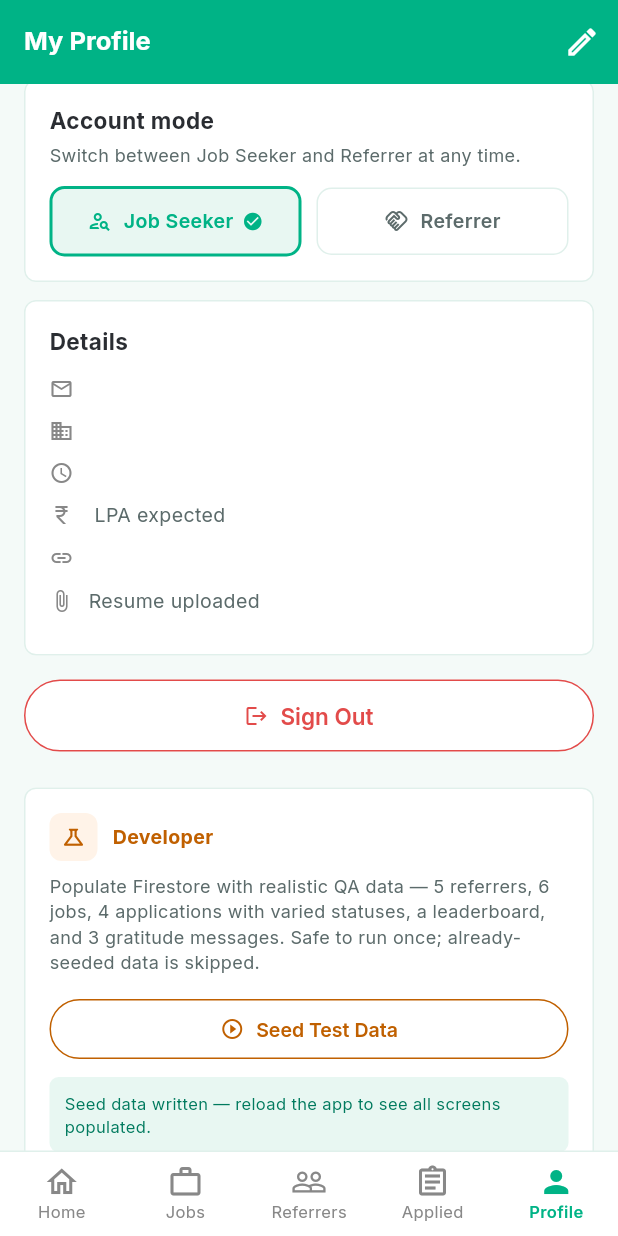
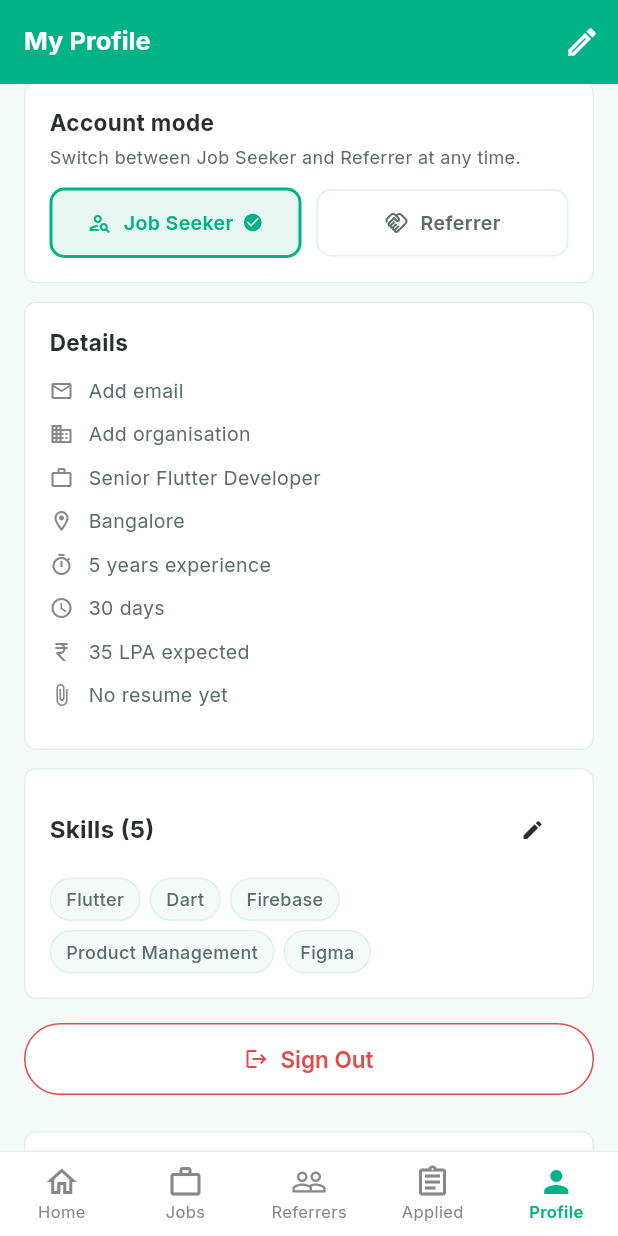
Before and after one commit to kirannarla2716-del/RefSure, a Flutter app: the screen it shows once a user with an empty profile is signed in, item 5 of the bottom bar chosen, scrolled down 243 dp, after a tap on "Seed Test Data", on a phone screen of 412 x 824 dp. Run offline on Flutter 3.47's test engine with Material 3 defaults, Android fonts, the phone set to English and light mode, and no system bars; our stand-ins replace cached_network_image, cloud_firestore, dartz, equatable, file_picker, firebase_auth and 10 more; accounts and stored records are empty; statements that could not run were skipped.

Commit message:
feat: add test data seeder for QA testing

```diff
--- a/lib/core/utils/test_data_seeder.dart
+++ b/lib/core/utils/test_data_seeder.dart
@@ -5,10 +5,12 @@
 // can be exercised without manual data entry.
 //
 // ─── HOW TO INVOKE ─────────────────────────────────────────────────────────
-//   await TestDataSeeder.seed(currentUserId);
+//   await TestDataSeeder.seed(FirebaseFirestore.instance);
+//   // Optionally pass currentUserId to also update the logged-in user's profile:
+//   await TestDataSeeder.seed(FirebaseFirestore.instance, currentUserId: uid);
 //
 // ─── GUARD ─────────────────────────────────────────────────────────────────
-//   The method checks for document `users/seed_provider_001` before writing.
+//   The method checks for document `_meta/seed_status` before writing.
 //   If it already exists the call is a no-op, so it's safe to invoke twice.
 // ───────────────────────────────────────────────────────────────────────────
 
@@ -18,7 +20,9 @@ class TestDataSeeder {
   TestDataSeeder._();
 
   // ── Fixed deterministic IDs ──────────────────────────────────────────────
-  static const _guardDoc = 'seed_provider_001';
+  // Guard lives at _meta/seed_status to avoid polluting any user collection.
+  static const _metaCollection = '_meta';
+  static const _guardDocId     = 'seed_status';
 
   static const _providerIds = [
     'seed_provider_001',
@@ -54,22 +58,26 @@ class TestDataSeeder {
 
   /// Seeds all test data into Firestore.
   ///
-  /// [currentUserId] is the Firebase Auth UID of the logged-in user.
-  /// Their profile will be updated to match the Kiran Narla seeker persona,
-  /// and applications will be written with their UID as [seekerId].
-  static Future<void> seed(String currentUserId) async {
-    final db = FirebaseFirestore.instance;
+  /// [db] is the [FirebaseFirestore] instance to write to.
+  /// [currentUserId] is optional — when provided the logged-in user's profile
+  /// is updated to the Kiran Narla seeker persona and applications are written
+  /// with their UID as [seekerId].
+  static Future<void> seed(FirebaseFirestore db, {String? currentUserId}) async {
 
-    // ── Guard: skip if seed already exists ──────────────────────────────
-    final guard = await db.collection('users').doc(_guardDoc).get();
+    // ── Guard: skip if _meta/seed_status already exists ─────────────────
+    final guard = await db
+        .collection(_metaCollection)
+        .doc(_guardDocId)
+        .get();
     if (guard.exists) return;
 
-    // ── Batch 1: Providers (leaderboard) + update current user ──────────
+    // ── Batch 1: Provider user-docs + optional current-user update ───────
     final batch1 = db.batch();
+    final now = Timestamp.now();
 
-    // Update the current (seeker) user to the Kiran Narla persona
-    final now = Timestamp.now();
-    batch1.update(db.collection('users').doc(currentUserId), {
+    if (currentUserId != null) {
+      // Update the logged-in user to the Kiran Narla seeker persona
+      batch1.update(db.collection('users').doc(currentUserId), {
       'name': 'Kiran Narla',
       'headline': 'Senior Flutter Developer · Open to referrals',
       'title': 'Senior Flutter Developer',
@@ -85,9 +93,10 @@ class TestDataSeeder {
       'expectedSalary': '35',
       'updatedAt': now,
       'lastActiveAt': now,
-    });
+      });
+    }
 
-    // Seed providers (ordered by referralsMade: 10, 8, 6, 4, 2)
+    // Seed 5 provider docs (ordered by referralsMade: 10, 8, 6, 4, 2)
     final providers = _buildProviders(now);
     for (var i = 0; i < providers.length; i++) {
       batch1.set(
@@ -111,9 +120,10 @@ class TestDataSeeder {
     }
     await batch2.commit();
 
-    // ── Batch 3: Applications ────────────────────────────────────────────
+    // ── Batch 3: 4 Applications (underReview / underReview / pending / hired) ─
     final batch3 = db.batch();
-    final apps = _buildApplications(currentUserId, now);
+    final seekerId = currentUserId ?? 'seed_seeker_001';
+    final apps = _buildApplications(seekerId, now);
     for (var i = 0; i < apps.length; i++) {
       batch3.set(
         db.collection('applications').doc(_appIds[i]),
@@ -123,9 +133,9 @@ class TestDataSeeder {
     }
     await batch3.commit();
 
-    // ── Batch 4: Gratitudes ──────────────────────────────────────────────
+    // ── Batch 4: 3 Gratitudes ────────────────────────────────────────────
     final batch4 = db.batch();
-    final gratitudes = _buildGratitudes(currentUserId, now);
+    final gratitudes = _buildGratitudes(seekerId, now);
     for (var i = 0; i < gratitudes.length; i++) {
       batch4.set(
         db.collection('gratitudes').doc(_gratitudeIds[i]),
@@ -134,6 +144,30 @@ class TestDataSeeder {
       );
     }
     await batch4.commit();
+
+    // ── Batch 5: 5 Leaderboard entries + guard doc ────────────────────────
+    final batch5 = db.batch();
+    final leaderboard = _buildLeaderboard(now);
+    for (var i = 0; i < leaderboard.length; i++) {
+      batch5.set(
+        db.collection('leaderboard')
+            .doc('lb_entry_\${(i + 1).toString().padLeft(3, '0')}'),
+        leaderboard[i],
+        SetOptions(merge: false),
+      );
+    }
+    // Write the guard last — a partial failure won't set the guard
+    batch5.set(
+      db.collection(_metaCollection).doc(_guardDocId),
+      {
+        'seededAt': now,
+        'version': 1,
+        'collections': [
+          'users', 'jobs', 'applications', 'gratitudes', 'leaderboard'
+        ],
+      },
+    );
+    await batch5.commit();
   }
 
   // ── Builders ─────────────────────────────────────────────────────────────
@@ -719,4 +753,72 @@ class TestDataSeeder {
       },
     ];
   }
+
+  static List<Map<String, dynamic>> _buildLeaderboard(Timestamp now) => [
+    {
+      'rank': 1,
+      'userId': _providerIds[0],
+      'name': 'Arjun Mehta',
+      'company': 'Google',
+      'title': 'Engineering Manager',
+      'referralsMade': 10,
+      'successfulReferrals': 7,
+      'successRate': 70,
+      'trustScore': 88.0,
+      'period': 'allTime',
+      'updatedAt': now,
+    },
+    {
+      'rank': 2,
+      'userId': _providerIds[1],
+      'name': 'Priya Sharma',
+      'company': 'Flipkart',
+      'title': 'Senior Product Manager',
+      'referralsMade': 8,
+      'successfulReferrals': 5,
+      'successRate': 62,
+      'trustScore': 82.0,
+      'period': 'allTime',
+      'updatedAt': now,
+    },
+    {
+      'rank': 3,
+      'userId': _providerIds[2],
+      'name': 'Rohan Verma',
+      'company': 'Swiggy',
+      'title': 'Staff Engineer',
+      'referralsMade': 6,
+      'successfulReferrals': 4,
+      'successRate': 66,
+      'trustScore': 74.0,
+      'period': 'allTime',
+      'updatedAt': now,
+    },
+    {
+      'rank': 4,
+      'userId': _providerIds[3],
+      'name': 'Nisha Kapoor',
+      'company': 'Amazon',
+      'title': 'Data Engineering Lead',
+      'referralsMade': 4,
+      'successfulReferrals': 2,
+      'successRate': 50,
+      'trustScore': 55.0,
+      'period': 'allTime',
+      'updatedAt': now,
+    },
+    {
+      'rank': 5,
+      'userId': _providerIds[4],
+      'name': 'Vikram Singh',
+      'company': 'Razorpay',
+      'title': 'UX Design Lead',
+      'referralsMade': 2,
+      'successfulReferrals': 1,
+      'successRate': 50,
+      'trustScore': 42.0,
+      'period': 'allTime',
+      'updatedAt': now,
+    },
+  ];
 }
--- a/lib/screens/feature_screens.dart
+++ b/lib/screens/feature_screens.dart
@@ -7,6 +7,7 @@ import 'package:google_fonts/google_fonts.dart';
 import 'package:provider/provider.dart';
 import 'package:timeago/timeago.dart' as timeago;
 import '../core/router/route_names.dart';
+import 'package:cloud_firestore/cloud_firestore.dart';
 import '../core/utils/test_data_seeder.dart';
 import '../models/models.dart';
 import '../providers/app_provider.dart';
@@ -1326,9 +1327,16 @@ class _DeveloperSectionState extends State<_DeveloperSection> {
   Future<void> _seed() async {
     setState(() { _seeding = true; _msg = null; });
     try {
-      await TestDataSeeder.seed(widget.userId);
+      await TestDataSeeder.seed(FirebaseFirestore.instance, currentUserId: widget.userId);
       if (!mounted) return;
       setState(() => _msg = 'Seed data written — reload the app to see all screens populated.');
+      ScaffoldMessenger.of(context).showSnackBar(
+        const SnackBar(
+          content: Text('✓ Test data seeded successfully'),
+          behavior: SnackBarBehavior.floating,
+          duration: Duration(seconds: 3),
+        ),
+      );
     } catch (e) {
       if (!mounted) return;
       setState(() => _msg = 'Error: $e');
```
